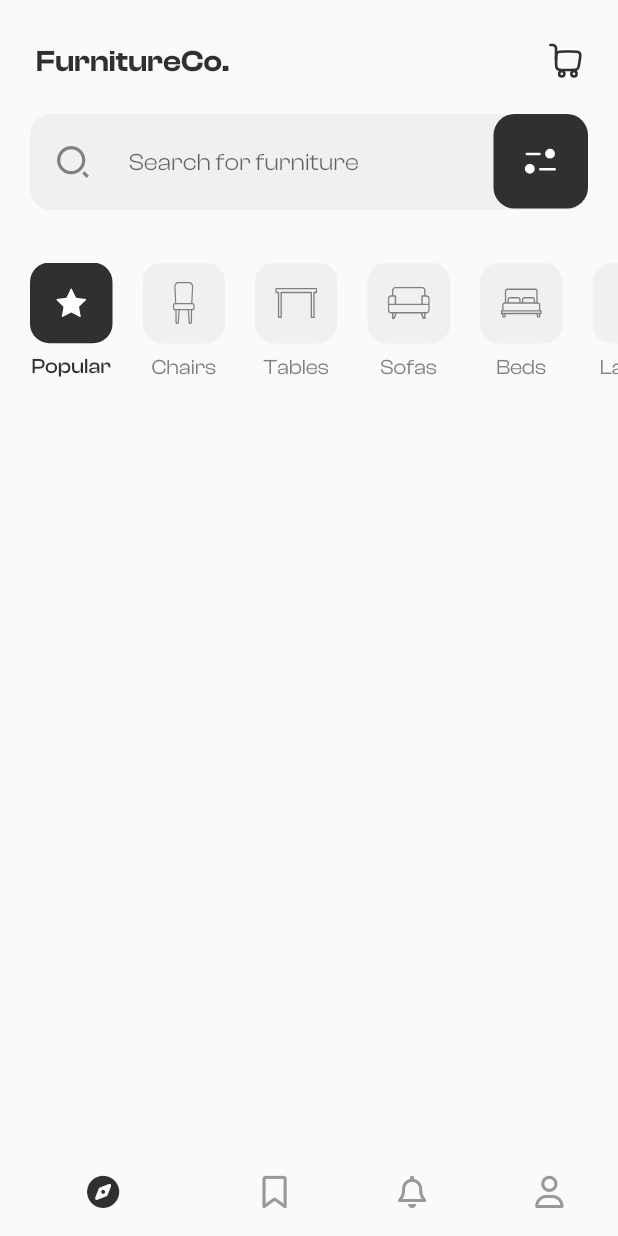
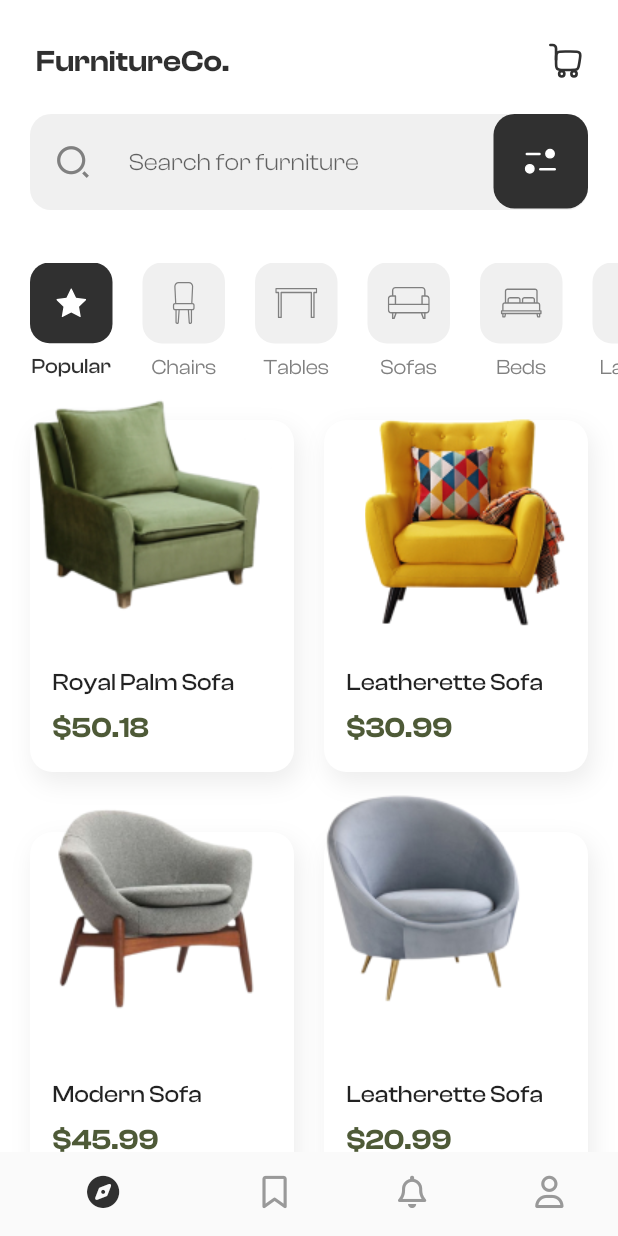
Before and after one commit to Aditya1402/FlutterDaily, a Flutter app: the screen it shows after launch, on a phone screen of 412 x 824 dp. Run offline on Flutter 3.47's test engine with Material 2 defaults, Android fonts, the phone set to English and light mode, and no system bars; our stand-ins replace flutter_svg, font_awesome_flutter.

Commit message:
Start productList

```diff
--- a/day02/lib/Screens/home_page.dart
+++ b/day02/lib/Screens/home_page.dart
@@ -1,6 +1,7 @@
 // ignore_for_file: prefer_const_constructors
 
 import 'package:day02/palette.dart';
+import 'package:day02/widgets/HomePage/products.dart';
 import 'package:day02/widgets/HomePage/searchBar.dart';
 import 'package:flutter/material.dart';
 import 'package:flutter_svg/flutter_svg.dart';
@@ -15,6 +16,7 @@ class HomePage extends StatelessWidget {
   @override
   Widget build(BuildContext context) {
     return Scaffold(
+      backgroundColor: Colors.white,
       bottomNavigationBar: NavBar(),
       appBar: AppBar(
         automaticallyImplyLeading: false,
@@ -41,7 +43,7 @@ class HomePage extends StatelessWidget {
       ),
 
       body:  Column(
-        children:  const [
+        children:   [
           Padding(
             padding: EdgeInsets.all(20),
             child: SearchBar(),
@@ -49,7 +51,9 @@ class HomePage extends StatelessWidget {
 
           SizedBox(height: 15,),
 
-          Selector()
+          Selector(),
+
+          Products()
         ],
       ),
     );
--- /dev/null
+++ b/day02/lib/widgets/HomePage/products.dart
@@ -0,0 +1,101 @@
+import 'package:day02/palette.dart';
+import 'package:flutter/material.dart';
+
+class Products extends StatelessWidget {
+
+  List images = const[
+    "assets/images/sofa1.png",
+    "assets/images/sofa2.png",
+    "assets/images/sofa3.png",
+    "assets/images/sofa4.png",
+  ];
+
+  List <List<String>>labels = const[
+    ["Royal Palm Sofa","\$50.18"],
+    ["Leatherette Sofa","\$30.99"],
+    ["Modern Sofa","\$45.99"],
+    ["Leatherette Sofa","\$20.99"]
+  ];
+
+  @override
+  Widget build(BuildContext context) {
+    return Expanded(
+      child: GridView.builder(
+          padding: EdgeInsets.all(20),
+          gridDelegate: const SliverGridDelegateWithMaxCrossAxisExtent(
+              maxCrossAxisExtent: 200,
+              crossAxisSpacing: 20,
+              childAspectRatio: 1.5 / 2,
+              mainAxisSpacing: 40),
+          itemCount: 4,
+          itemBuilder: (BuildContext ctx, index) {
+            return Container(
+                clipBehavior: Clip.none,
+                alignment: Alignment.center,
+                decoration: BoxDecoration(
+                    boxShadow: [
+                      BoxShadow(
+                          offset: Offset.fromDirection(-2, -7.5),
+                          color: Color.fromARGB(255, 237, 237, 237),
+                          spreadRadius: 0.2,
+                          blurRadius: 13)
+                    ],
+                    color: Colors.white,
+                    borderRadius: BorderRadius.circular(15)),
+                child: Stack(
+                  overflow: Overflow.visible,
+                  alignment: Alignment.topCenter,
+                  children: [
+                    Positioned(
+                        bottom:
+                        95,
+                        right: 15,
+                        child: Image.asset(images[index])),
+
+                    Positioned(
+                      left: 15,
+                      top: 165,
+                      child: Column(
+                        crossAxisAlignment: CrossAxisAlignment.start,
+                        children:
+                        [
+                          Text(labels[index][0],
+                          style: TextStyle(
+                            fontWeight: FontWeight.w500,
+                            fontSize: 16
+                          ),),
+
+                          SizedBox(height: 8,),
+
+                          Row(
+                            children:
+                            [
+                              Text(labels[index][1],
+                              style: TextStyle(
+                            fontWeight: FontWeight.w600,
+                            color: Color(0xFF4E5A37),
+                            fontSize: 19
+                          )
+                              ),
+
+
+                            Container(
+                              decoration: BoxDecoration
+                              (
+                                color: Palette.secondary,
+                                borderRadius: BorderRadius.circular(5),
+
+                              ),
+                            )
+                            ],
+                          )
+
+                        ],
+                      ),
+                    )
+                  ],
+                ));
+          }),
+    );
+  }
+}
```
Also changed, not shown: day02/assets/images/sofa1.png (added), day02/assets/images/sofa2.png (added), day02/assets/images/sofa3.png (added), day02/assets/images/sofa4.png (added).
